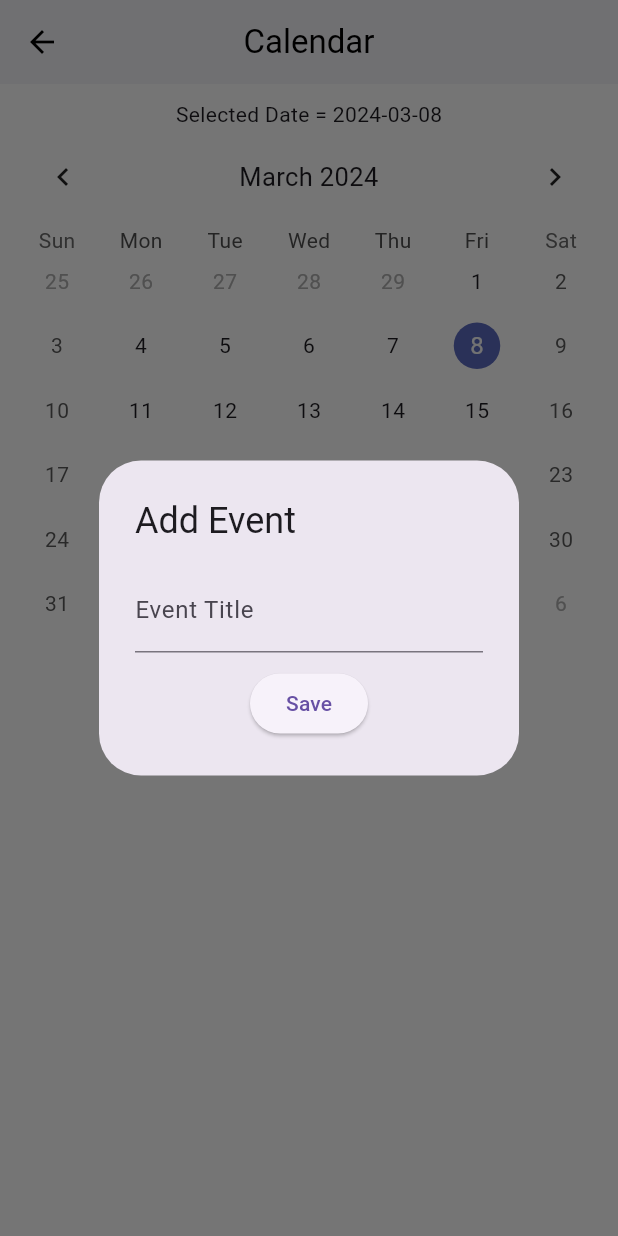
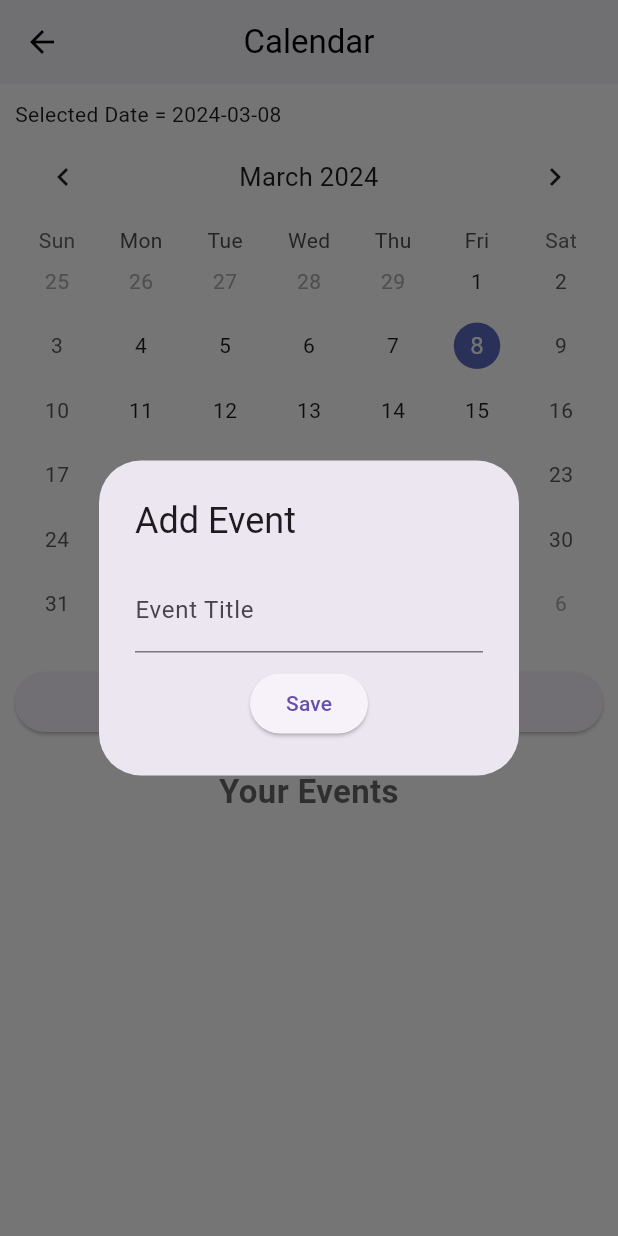
Before and after one commit to bhathiknk/Flutter_ToDo_App_, a Flutter app: the CalanderScreen screen opened directly, after a tap on "Add Event", on a phone screen of 412 x 824 dp. Run offline on Flutter 3.47's test engine with Material 3 defaults, Android fonts, the phone set to English and light mode, and no system bars; drawn by our look-alikes of table_calendar; our stand-ins replace file_picker, shared_preferences; accounts and stored records are empty; network calls fail.

Commit message:
user evebt fetch from database function created and some ui modifications

```diff
--- a/lib/Screens/calander_screen.dart
+++ b/lib/Screens/calander_screen.dart
@@ -1,7 +1,6 @@
 import 'dart:convert';
 
 import 'package:flutter/material.dart';
-import 'package:flutter_todo_app/etc/event.dart';
 import 'package:table_calendar/table_calendar.dart';
 import 'package:intl/intl.dart';
 import 'package:shared_preferences/shared_preferences.dart';
@@ -26,18 +25,51 @@ class _CalanderScreenState extends State<CalanderScreen> {
   TextEditingController _eventController = TextEditingController();
 
   Map<DateTime, List<Event>> events = {};
+  List<Event> _userEvents = [];
 
   @override
   void initState() {
     super.initState();
     _selectedDay = today;
     _selectedEvents = ValueNotifier(_getEventsForDay(_selectedDay!));
+
+    // Fetch user events when the screen is initialized
+    fetchUserEvents();
   }
 
   @override
   void dispose() {
     _eventController.dispose();
     super.dispose();
+  }
+
+  Future<void> fetchUserEvents() async {
+    int userId = await getUserId();
+
+    final response = await http.get(
+      Uri.parse('http://10.0.2.2:8080/api/events/user/$userId'),
+    );
+
+    if (response.statusCode == 200) {
+      List<dynamic> eventData = jsonDecode(response.body);
+
+      setState(() {
+        _userEvents = eventData.map((event) {
+          return Event(
+            event['title'],
+            date: DateTime.parse(event['date']),
+          );
+        }).toList();
+      });
+    } else {
+      print('Error fetching user events');
+      throw Exception('Failed to fetch user events');
+    }
+  }
+
+  Future<int> getUserId() async {
+    SharedPreferences prefs = await SharedPreferences.getInstance();
+    return prefs.getInt('userId') ?? -1;
   }
 
   void _onDaySelected(DateTime selectedDay, DateTime focusedDay) {
@@ -50,11 +82,6 @@ class _CalanderScreenState extends State<CalanderScreen> {
 
   List<Event> _getEventsForDay(DateTime day) {
     return events[day] ?? [];
-  }
-
-  Future<int> getUserId() async {
-    SharedPreferences prefs = await SharedPreferences.getInstance();
-    return prefs.getInt('userId') ?? -1; // Return -1 if user ID is not available
   }
 
   Future<void> insertEvent(String title, DateTime eventDate) async {
@@ -74,44 +101,14 @@ class _CalanderScreenState extends State<CalanderScreen> {
 
     if (response.statusCode == 200) {
       print('Event created successfully');
-      await retrieveEvents();
       showSuccessDialog(context, 'Event saved successfully');
+      // Refresh user events after adding a new event
+      fetchUserEvents();
     } else {
       print('Error creating event');
       throw Exception('Failed to create event');
     }
   }
-
-  Future<void> retrieveEvents() async {
-    int userId = await getUserId();
-
-    final response = await http.get(
-      Uri.parse('http://10.0.2.2:8080/api/events/user/$userId'),
-    );
-
-    if (response.statusCode == 200) {
-      List<dynamic> responseBody = jsonDecode(response.body);
-
-      // Clear existing events
-      events.clear();
-
-      // Add retrieved events to the map
-      responseBody.forEach((event) {
-        if (event['eventDate'] != null && event['title'] != null) {
-          DateTime eventDate = DateFormat('yyyy-MM-dd').parse(event['eventDate']);
-          Event newEvent = Event(event['title'], date: eventDate);
-          events[eventDate] = [newEvent];
-        }
-      });
-
-      // Update the displayed events
-      _selectedEvents.value = _getEventsForDay(_selectedDay!);
-    } else {
-      print('Error retrieving events');
-      throw Exception('Failed to retrieve events');
-    }
-  }
-
 
   void showSnackBar(BuildContext context, String message) {
     ScaffoldMessenger.of(context).showSnackBar(
@@ -162,10 +159,12 @@ class _CalanderScreenState extends State<CalanderScreen> {
                 onPressed: () async {
                   // Validate and save the event
                   if (_eventTitleController.text.isNotEmpty) {
-                    await insertEvent(_eventTitleController.text, _selectedDay!);
+                    await insertEvent(
+                        _eventTitleController.text, _selectedDay!);
 
                     // Close the 'Add Event' dialog
-                    Navigator.popUntil(context, (route) => route.isFirst);
+                    Navigator.popUntil(
+                        context, (route) => route.isFirst);
 
                     // Navigate to CalanderScreen
                     Navigator.pushReplacement(
@@ -174,7 +173,8 @@ class _CalanderScreenState extends State<CalanderScreen> {
                     );
 
                     // Show the success dialog
-                    showSuccessDialog(context, 'Event saved successfully');
+                    showSuccessDialog(
+                        context, 'Event saved successfully');
                   } else {
                     showSnackBar(context, 'Please enter a title');
                   }
@@ -187,9 +187,6 @@ class _CalanderScreenState extends State<CalanderScreen> {
       },
     );
   }
-
-
-
 
   @override
   Widget build(BuildContext context) {
@@ -204,9 +201,10 @@ class _CalanderScreenState extends State<CalanderScreen> {
       ),
       body: Padding(
         padding: const EdgeInsets.all(10.0),
-        child: Column(
+        child: ListView( // Wrap with ListView
           children: [
-            Text("Selected Date = " + DateFormat('yyyy-MM-dd').format(today)),
+            Text("Selected Date = " +
+                DateFormat('yyyy-MM-dd').format(today)),
             TableCalendar(
               locale: "en_US",
               rowHeight: 43,
@@ -215,7 +213,8 @@ class _CalanderScreenState extends State<CalanderScreen> {
                 titleCentered: true,
               ),
               availableGestures: AvailableGestures.all,
-              selectedDayPredicate: (_selectedDay) => isSameDay(_selectedDay, today),
+              selectedDayPredicate: (_selectedDay) =>
+                  isSameDay(_selectedDay, today),
               focusedDay: today,
               firstDay: DateTime.utc(2000, 01, 01),
               lastDay: DateTime.utc(2050, 12, 31),
@@ -223,12 +222,63 @@ class _CalanderScreenState extends State<CalanderScreen> {
               eventLoader: _getEventsForDay,
             ),
             SizedBox(height: 10),
-            ElevatedButton(
-              onPressed: () {
-                _showAddEventDialog(context);
-              },
-              child: Text('Add Event'),
+
+            Container(
+              margin: EdgeInsets.symmetric(vertical: 10.0),
+              child: ElevatedButton(
+                onPressed: () {
+                  _showAddEventDialog(context);
+                },
+                child: Text('Add Event'),
+              ),
             ),
+
+
+            Container(
+              margin: EdgeInsets.only(top: 10.0, bottom: 20.0),
+              child: Text(
+                "Your Events",
+                textAlign: TextAlign.center,
+                style: TextStyle(
+                  fontSize: 22,
+                  fontWeight: FontWeight.w600,
+                  color: Colors.black.withOpacity(0.6),
+                ),
+              ),
+            ),
+
+            if (_userEvents.isNotEmpty)
+
+              Column(
+                children: [
+                  for (Event userEvent in _userEvents)
+
+                    Container(
+
+                      decoration: BoxDecoration(
+                        color: Color(0xFFF5F3FF),
+                        borderRadius: BorderRadius.circular(10.0),
+                      ),
+                      margin: EdgeInsets.symmetric(vertical: 10.0),
+                      padding: EdgeInsets.all(10.0),
+                      child: ListTile(
+                        title: Text(
+                          userEvent.title,
+                          style: TextStyle(
+                            color: Colors.black54,
+                          ),
+                        ),
+                        subtitle: Text(
+                          DateFormat('yyyy-MM-dd').format(userEvent.date),
+                          style: TextStyle(
+                            color: Color(0xFF674AEF),
+                          ),
+                        ),
+                      ),
+                    ),
+                ],
+              ),
+
           ],
         ),
       ),
--- a/lib/user/register_page.dart
+++ b/lib/user/register_page.dart
@@ -111,7 +111,7 @@ class RegisterPage extends StatelessWidget {
               //username text field
               MyTextFeild(
                 controller: usernameController,
-                hintText: 'Email',
+                hintText: 'UserName',
                 obscureText: false,
               ),
 
```
Also changed, not shown: lib/user/login_page.dart (+17 -6 lines).
